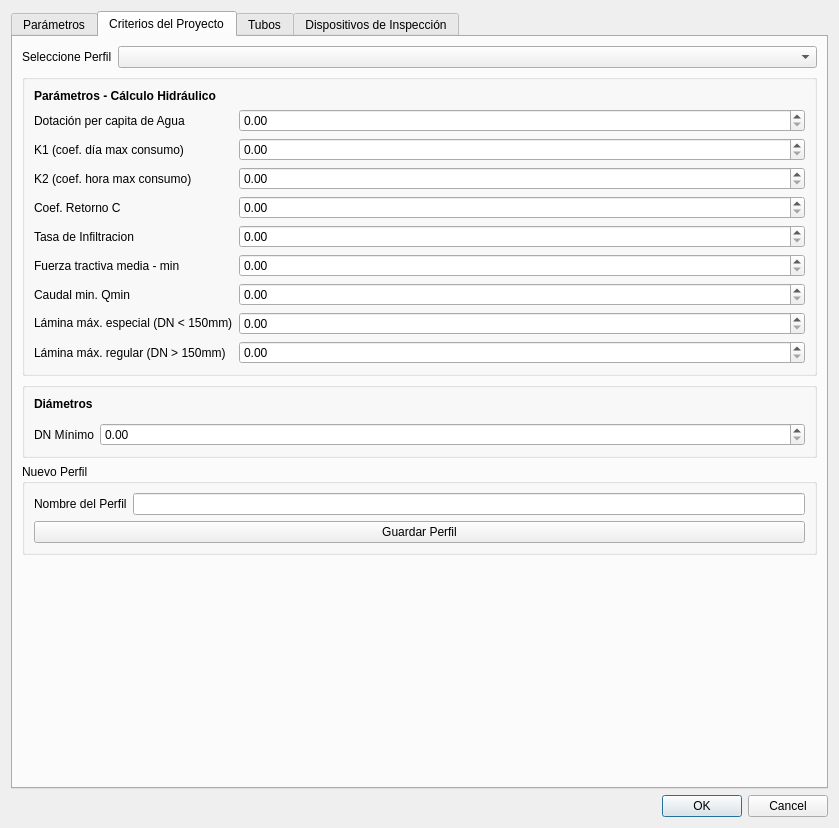
The window that app/resources/parameter_dialog.ui (EL-BID/red_basica) describes before a commit, drawn with Qt 5.
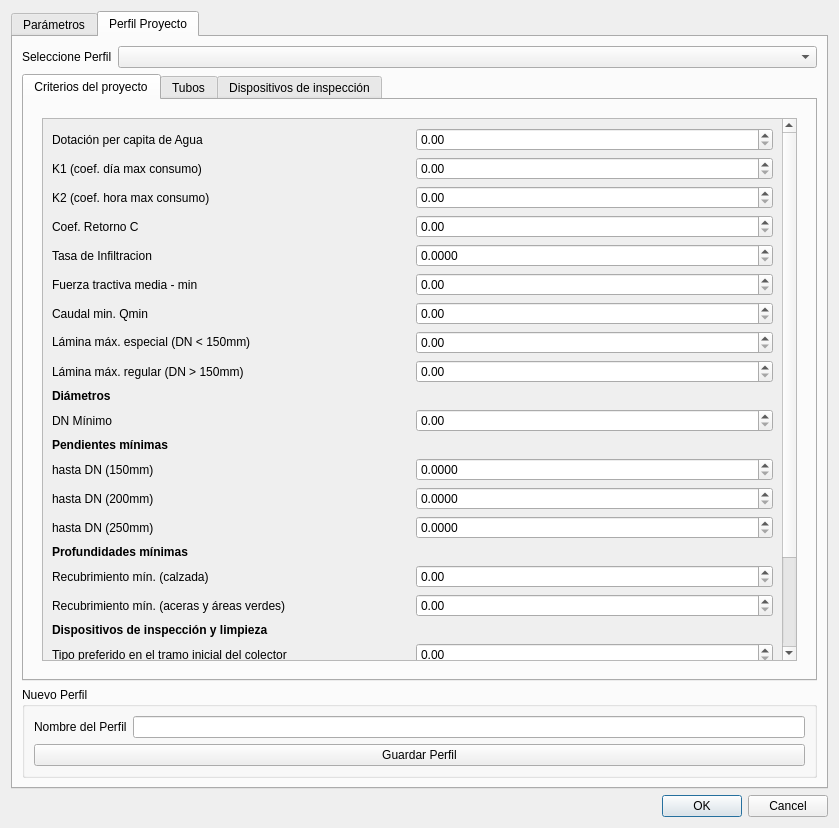
The same window after the commit. The open tabs and pages were chosen to show the change. Icons and pictures are not drawn.

Diff of the .ui file:
```diff
--- a/app/resources/parameter_dialog.ui
+++ b/app/resources/parameter_dialog.ui
@@ -411,7 +411,7 @@
      </widget>
      <widget class="QWidget" name="projectCriteriasLabel">
       <attribute name="title">
-       <string>Criterios del Proyecto</string>
+       <string>Perfil Proyecto</string>
       </attribute>
       <layout class="QFormLayout" name="formLayout">
        <item row="0" column="0">
@@ -424,152 +424,317 @@
        <item row="0" column="1">
         <widget class="QComboBox" name="profileComboBox"/>
        </item>
-       <item row="2" column="0" colspan="2">
-        <widget class="QGroupBox" name="groupBox_2">
+       <item row="4" column="0" colspan="2">
+        <widget class="QGroupBox" name="newProfileGroupBox">
          <property name="title">
-          <string/>
+          <string>Nuevo Perfil</string>
          </property>
-         <layout class="QFormLayout" name="formLayout_2">
-          <item row="3" column="0">
-           <widget class="QLabel" name="waterConsumptionPcLabel">
+         <layout class="QFormLayout" name="formLayout_4">
+          <item row="2" column="0">
+           <widget class="QLabel" name="profileNameLabel">
             <property name="text">
-             <string>Dotación per capita de Agua</string>
+             <string>Nombre del Perfil</string>
             </property>
            </widget>
           </item>
-          <item row="5" column="0">
-           <widget class="QLabel" name="k1DailyLabel">
+          <item row="2" column="1">
+           <widget class="QLineEdit" name="profileName"/>
+          </item>
+          <item row="3" column="0" colspan="2">
+           <widget class="QPushButton" name="pushButton">
             <property name="text">
-             <string>K1 (coef. día max consumo)</string>
+             <string>Guardar Perfil</string>
+            </property>
+           </widget>
+          </item>
+         </layout>
+        </widget>
+       </item>
+       <item row="3" column="0" colspan="2">
+        <widget class="QTabWidget" name="tabWidget">
+         <property name="currentIndex">
+          <number>0</number>
+         </property>
+         <widget class="QWidget" name="criteriasTab">
+          <attribute name="title">
+           <string>Criterios del proyecto</string>
+          </attribute>
+          <layout class="QGridLayout" name="gridLayout_6">
+           <item row="0" column="0">
+            <widget class="QFrame" name="frame_3">
+             <layout class="QGridLayout" name="gridLayout_5">
+              <item row="0" column="0" colspan="2">
+               <widget class="QScrollArea" name="scrollArea">
+                <property name="widgetResizable">
+                 <bool>true</bool>
+                </property>
+                <widget class="QWidget" name="scrollAreaWidgetContents">
+                 <property name="geometry">
+                  <rect>
+                   <x>0</x>
+                   <y>-240</y>
+                   <width>743</width>
+                   <height>726</height>
+                  </rect>
+                 </property>
+                 <layout class="QGridLayout" name="gridLayout_7">
+                  <item row="22" column="0">
+                   <widget class="QLabel" name="typePreferredHeadColLabel">
+                    <property name="text">
+                     <string>Tipo preferido en el tramo inicial del colector</string>
+                    </property>
+                   </widget>
+                  </item>
+                  <item row="11" column="0">
+                   <widget class="QLabel" name="maxWaterLevelLabel">
+                    <property name="text">
+                     <string>Lámina máx. regular (DN &gt; 150mm)</string>
+                    </property>
+                   </widget>
+                  </item>
+                  <item row="18" column="0">
+                   <widget class="QLabel" name="label_5">
+                    <property name="font">
+                     <font>
+                      <weight>75</weight>
+                      <bold>true</bold>
+                     </font>
+                    </property>
+                    <property name="text">
+                     <string>Profundidades mínimas</string>
             </property>
            </widget>
           </item>
           <item row="7" column="0">
-           <widget class="QLabel" name="k2HourlyLabel">
+                   <widget class="QLabel" name="avgTractiveForceLabel">
             <property name="text">
-             <string>K2 (coef. hora max consumo)</string>
+                     <string>Fuerza tractiva media - min</string>
             </property>
            </widget>
           </item>
-          <item row="8" column="0">
+                  <item row="26" column="0">
+                   <widget class="QLabel" name="label_12">
+                    <property name="font">
+                     <font>
+                      <weight>75</weight>
+                      <bold>true</bold>
+                     </font>
+                    </property>
+                    <property name="text">
+                     <string>Desnivel mínimo</string>
+                    </property>
+                   </widget>
+                  </item>
+                  <item row="4" column="1">
+                   <widget class="QDoubleSpinBox" name="coefficientReturnCSpinBox"/>
+                  </item>
+                  <item row="17" column="1">
+                   <widget class="QDoubleSpinBox" name="diameterUp250SpinBox">
+                    <property name="decimals">
+                     <number>4</number>
+                    </property>
+                   </widget>
+                  </item>
+                  <item row="4" column="0">
            <widget class="QLabel" name="coefficientReturnCLabel">
             <property name="text">
              <string>Coef. Retorno C</string>
             </property>
            </widget>
           </item>
-          <item row="9" column="0">
+                  <item row="31" column="0">
+                   <widget class="QLabel" name="bottomIbMhLabel">
+                    <property name="text">
+                     <string>Fondo de CI o PV</string>
+                    </property>
+                   </widget>
+                  </item>
+                  <item row="9" column="1">
+                   <widget class="QDoubleSpinBox" name="waterSurfaceMaxSpinBox"/>
+                  </item>
+                  <item row="23" column="0">
+                   <widget class="QLabel" name="label_10">
+                    <property name="font">
+                     <font>
+                      <weight>75</weight>
+                      <bold>true</bold>
+                     </font>
+                    </property>
+                    <property name="text">
+                     <string>Desnivel</string>
+                    </property>
+                   </widget>
+                  </item>
+                  <item row="2" column="1">
+                   <widget class="QDoubleSpinBox" name="k1DailySpinBox"/>
+                  </item>
+                  <item row="15" column="0">
+                   <widget class="QLabel" name="diameterUp150Label">
+                    <property name="text">
+                     <string>hasta DN (150mm)</string>
+                    </property>
+                   </widget>
+                  </item>
+                  <item row="6" column="0">
            <widget class="QLabel" name="intakeRateLabel">
             <property name="text">
              <string>Tasa de Infiltracion</string>
             </property>
            </widget>
           </item>
-          <item row="10" column="0">
-           <widget class="QLabel" name="avgTractiveForceLabel">
+                  <item row="15" column="1">
+                   <widget class="QDoubleSpinBox" name="diameterUp150SpinBox">
+                    <property name="decimals">
+                     <number>4</number>
+                    </property>
+                   </widget>
+                  </item>
+                  <item row="20" column="1">
+                   <widget class="QDoubleSpinBox" name="coverMinSidewalksGsSpinBox"/>
+                  </item>
+                  <item row="11" column="1">
+                   <widget class="QDoubleSpinBox" name="maxWaterLevelSpinBox"/>
+                  </item>
+                  <item row="6" column="1">
+                   <widget class="QDoubleSpinBox" name="intakeRateSpinBox">
+                    <property name="decimals">
+                     <number>4</number>
+                    </property>
+                   </widget>
+                  </item>
+                  <item row="3" column="0">
+                   <widget class="QLabel" name="k2HourlyLabel">
             <property name="text">
-             <string>Fuerza tractiva media - min</string>
+                     <string>K2 (coef. hora max consumo)</string>
             </property>
            </widget>
           </item>
-          <item row="11" column="0">
-           <widget class="QLabel" name="flowMinQminLabel">
+                  <item row="14" column="0">
+                   <widget class="QLabel" name="label">
+                    <property name="font">
+                     <font>
+                      <weight>75</weight>
+                      <bold>true</bold>
+                     </font>
+                    </property>
             <property name="text">
-             <string>Caudal min. Qmin</string>
+                     <string>Pendientes mínimas</string>
             </property>
            </widget>
           </item>
-          <item row="12" column="0">
+                  <item row="1" column="0">
+                   <widget class="QLabel" name="waterConsumptionPcLabel">
+                    <property name="text">
+                     <string>Dotación per capita de Agua</string>
+                    </property>
+                   </widget>
+                  </item>
+                  <item row="1" column="1">
+                   <widget class="QDoubleSpinBox" name="waterConsumptionPcSpinBox">
+                    <property name="maximum">
+                     <double>9999999999.000000000000000</double>
+                    </property>
+                   </widget>
+                  </item>
+                  <item row="17" column="0">
+                   <widget class="QLabel" name="diameterUp250Label">
+                    <property name="text">
+                     <string>hasta DN (250mm)</string>
+                    </property>
+                   </widget>
+                  </item>
+                  <item row="9" column="0">
            <widget class="QLabel" name="waterSurfaceMaxLabel">
             <property name="text">
              <string>Lámina máx. especial (DN &lt; 150mm)</string>
             </property>
            </widget>
           </item>
-          <item row="13" column="0">
-           <widget class="QLabel" name="maxWaterLevelLabel">
+                  <item row="2" column="0">
+                   <widget class="QLabel" name="k1DailyLabel">
             <property name="text">
-             <string>Lámina máx. regular (DN &gt; 150mm)</string>
+                     <string>K1 (coef. día max consumo)</string>
             </property>
            </widget>
           </item>
-          <item row="0" column="0">
-           <widget class="QLabel" name="parametersHydraulicCalculationLabel">
-            <property name="font">
-             <font>
-              <weight>75</weight>
-              <bold>true</bold>
-             </font>
-            </property>
+                  <item row="19" column="0">
+                   <widget class="QLabel" name="coverMinStreetLabel">
             <property name="text">
-             <string>Parámetros - Cálculo Hidráulico</string>
+                     <string>Recubrimiento mín. (calzada)</string>
             </property>
            </widget>
           </item>
-          <item row="3" column="1">
-           <widget class="QDoubleSpinBox" name="waterConsumptionPcSpinBox">
-            <property name="maximum">
-             <double>9999999999.000000000000000</double>
-            </property>
-           </widget>
-          </item>
-          <item row="5" column="1">
-           <widget class="QDoubleSpinBox" name="k1DailySpinBox"/>
-          </item>
-          <item row="7" column="1">
-           <widget class="QDoubleSpinBox" name="k2HourlySpinBox"/>
-          </item>
           <item row="8" column="1">
-           <widget class="QDoubleSpinBox" name="coefficientReturnCSpinBox"/>
-          </item>
-          <item row="9" column="1">
-           <widget class="QDoubleSpinBox" name="intakeRateSpinBox"/>
-          </item>
-          <item row="10" column="1">
-           <widget class="QDoubleSpinBox" name="avgTractiveForceSpinBox"/>
-          </item>
-          <item row="11" column="1">
            <widget class="QDoubleSpinBox" name="flowMinQminSpinBox"/>
           </item>
-          <item row="12" column="1">
-           <widget class="QDoubleSpinBox" name="waterSurfaceMaxSpinBox"/>
-          </item>
-          <item row="13" column="1">
-           <widget class="QDoubleSpinBox" name="maxWaterLevelSpinBox"/>
-          </item>
-         </layout>
-        </widget>
-       </item>
-       <item row="3" column="0" colspan="2">
-        <widget class="QGroupBox" name="groupBox_3">
-         <property name="title">
-          <string/>
-         </property>
-         <layout class="QFormLayout" name="formLayout_3">
-          <item row="1" column="0">
-           <layout class="QGridLayout" name="gridLayout_5"/>
-          </item>
-          <item row="0" column="0">
-           <widget class="QLabel" name="diametersLabel">
-            <property name="font">
-             <font>
-              <weight>75</weight>
-              <bold>true</bold>
-             </font>
-            </property>
+                  <item row="20" column="0">
+                   <widget class="QLabel" name="coverMinSidewalksGsLabel">
             <property name="text">
-             <string>Diámetros</string>
+                     <string>Recubrimiento mín. (aceras y áreas verdes)</string>
             </property>
            </widget>
           </item>
-          <item row="2" column="0">
+                  <item row="22" column="1">
+                   <widget class="QDoubleSpinBox" name="typePreferredHeadColSpinBox"/>
+                  </item>
+                  <item row="13" column="0">
            <widget class="QLabel" name="minDiameterLabel">
             <property name="text">
              <string>DN Mínimo</string>
             </property>
            </widget>
           </item>
-          <item row="2" column="1">
+                  <item row="16" column="1">
+                   <widget class="QDoubleSpinBox" name="diameterUp200SpinBox">
+                    <property name="decimals">
+                     <number>4</number>
+                    </property>
+                   </widget>
+                  </item>
+                  <item row="12" column="0">
+                   <widget class="QLabel" name="diametersLabel">
+                    <property name="font">
+                     <font>
+                      <weight>75</weight>
+                      <bold>true</bold>
+                     </font>
+                    </property>
+                    <property name="text">
+                     <string>Diámetros</string>
+                    </property>
+                   </widget>
+                  </item>
+                  <item row="8" column="0">
+                   <widget class="QLabel" name="flowMinQminLabel">
+                    <property name="text">
+                     <string>Caudal min. Qmin</string>
+                    </property>
+                   </widget>
+                  </item>
+                  <item row="21" column="0">
+                   <widget class="QLabel" name="label_8">
+                    <property name="font">
+                     <font>
+                      <weight>75</weight>
+                      <bold>true</bold>
+                     </font>
+                    </property>
+                    <property name="text">
+                     <string>Dispositivos de inspección y limpieza</string>
+                    </property>
+                   </widget>
+                  </item>
+                  <item row="3" column="1">
+                   <widget class="QDoubleSpinBox" name="k2HourlySpinBox"/>
+                  </item>
+                  <item row="16" column="0">
+                   <widget class="QLabel" name="diameterUp200Label">
+                    <property name="text">
+                     <string>hasta DN (200mm)</string>
+                    </property>
+                   </widget>
+                  </item>
+                  <item row="13" column="1">
            <widget class="QDoubleSpinBox" name="minDiameterLineEdit">
             <property name="acceptDrops">
              <bool>true</bool>
@@ -579,38 +744,35 @@
             </property>
            </widget>
           </item>
-         </layout>
-        </widget>
-       </item>
-       <item row="5" column="0" colspan="2">
-        <widget class="QGroupBox" name="newProfileGroupBox">
-         <property name="title">
-          <string>Nuevo Perfil</string>
-         </property>
-         <layout class="QFormLayout" name="formLayout_4">
-          <item row="2" column="1">
-           <widget class="QLineEdit" name="profileName"/>
-          </item>
-          <item row="2" column="0">
-           <widget class="QLabel" name="profileNameLabel">
+                  <item row="19" column="1">
+                   <widget class="QDoubleSpinBox" name="coverMinStreetSpinBox"/>
+                  </item>
+                  <item row="7" column="1">
+                   <widget class="QDoubleSpinBox" name="avgTractiveForceSpinBox"/>
+                  </item>
+                  <item row="24" column="0">
+                   <widget class="QLabel" name="maxDropLabel">
             <property name="text">
-             <string>Nombre del Perfil</string>
+                     <string>Desnivel máximo sin tubo de caída</string>
             </property>
            </widget>
           </item>
-          <item row="3" column="0" colspan="2">
-           <widget class="QPushButton" name="pushButton">
-            <property name="text">
-             <string>Guardar Perfil</string>
-            </property>
-           </widget>
+                  <item row="24" column="1">
+                   <widget class="QDoubleSpinBox" name="maxDropSpinBox"/>
+                  </item>
+                  <item row="31" column="1">
+                   <widget class="QDoubleSpinBox" name="bottomIbMhSpinBox"/>
+                  </item>
+                 </layout>
+                </widget>
+               </widget>
           </item>
          </layout>
         </widget>
        </item>
       </layout>
      </widget>
-     <widget class="QWidget" name="pipesLabel">
+         <widget class="QWidget" name="pipesTab">
       <attribute name="title">
        <string>Tubos</string>
       </attribute>
@@ -704,7 +866,7 @@
          <property name="title">
           <string>Funciones</string>
          </property>
-         <layout class="QGridLayout" name="gridLayout_7">
+             <layout class="QGridLayout" name="gridLayout_10">
           <property name="leftMargin">
            <number>9</number>
           </property>
@@ -730,11 +892,11 @@
        </item>
       </layout>
      </widget>
-     <widget class="QWidget" name="inspectionDevicesLabel">
+         <widget class="QWidget" name="inspectionDevicesTab">
       <attribute name="title">
-       <string>Dispositivos de Inspección</string>
-      </attribute>
-      <layout class="QGridLayout" name="gridLayout_8">
+           <string>Dispositivos de inspección</string>
+          </attribute>
+          <layout class="QGridLayout" name="gridLayout_4">
        <item row="0" column="0">
         <widget class="QTableWidget" name="inspectionDevicesWidget">
          <property name="sizePolicy">
@@ -814,6 +976,10 @@
            </widget>
           </item>
          </layout>
+            </widget>
+           </item>
+          </layout>
+         </widget>
         </widget>
        </item>
       </layout>
```
Left out of the diff: 44 changed lines with no effect on the pictures. Lines whose indentation alone changed are shown as unchanged.
